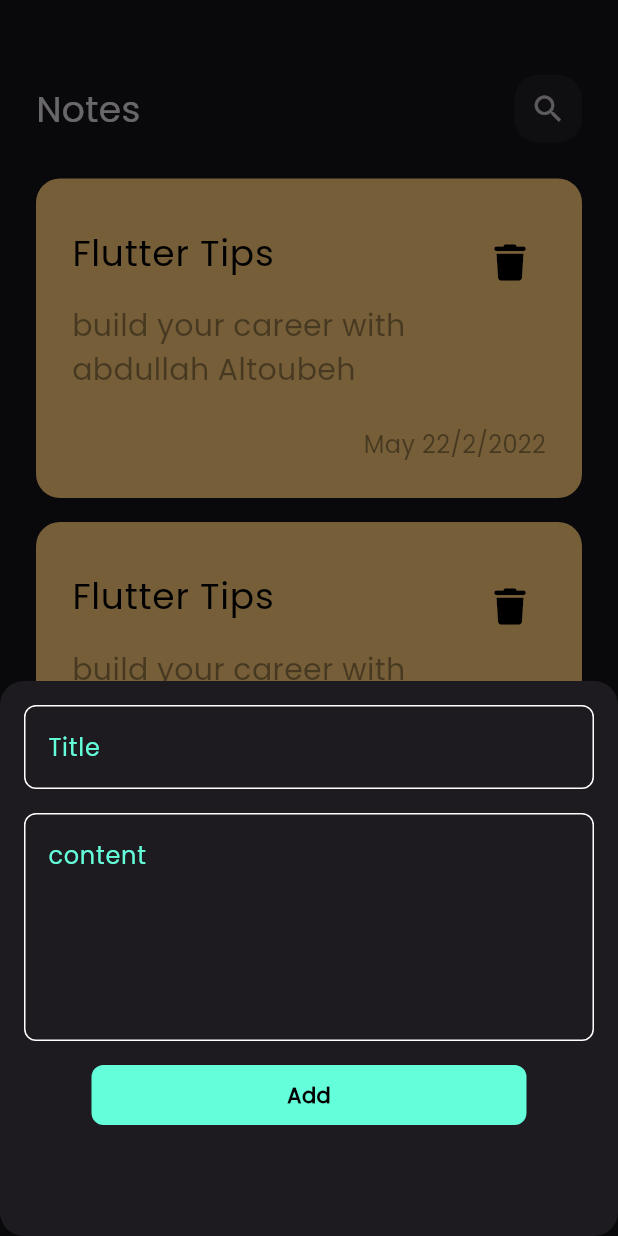
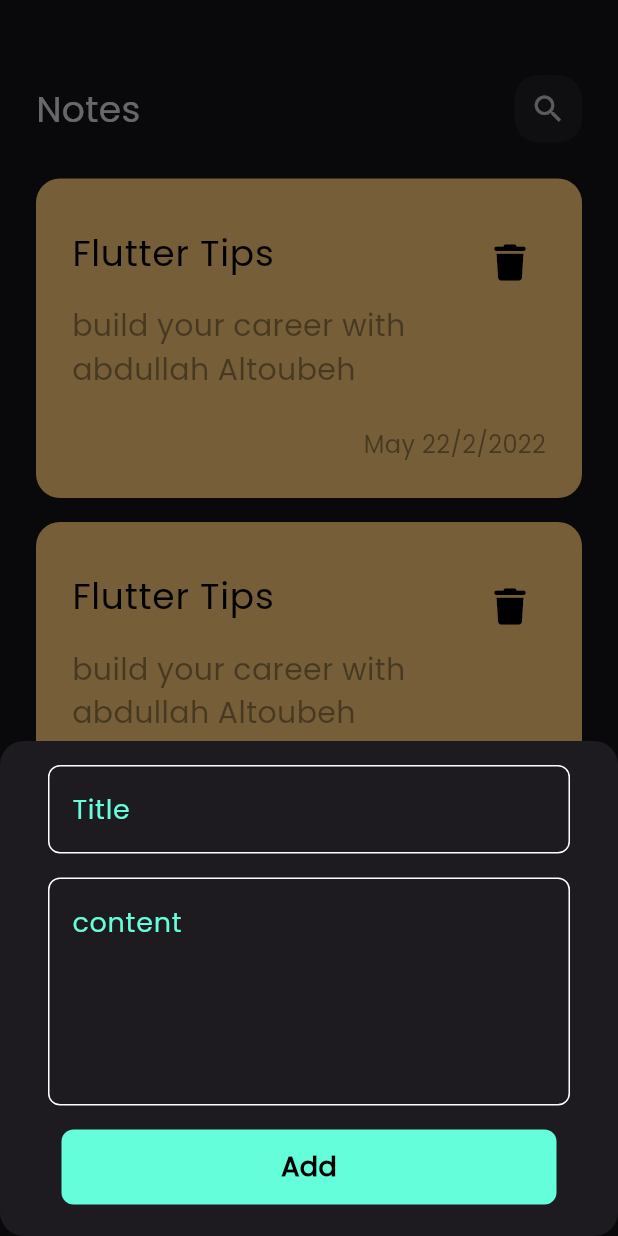
Before and after one commit to abdullahaltoubeh/nots_app, a Flutter app: the screen it shows after launch, after a tap on the "add" icon, on a phone screen of 412 x 824 dp. Run offline on Flutter 3.47's test engine with Material 3 defaults, Android fonts, the phone set to English and light mode, and no system bars; drawn by our look-alikes of modal_progress_hud_nsn; our stand-ins replace flutter_bloc, font_awesome_flutter, hive, hive_flutter; accounts and stored records are empty.

Commit message:
change AddNoteLoading

```diff
--- a/lib/views/widgets/add_note_form.dart
+++ b/lib/views/widgets/add_note_form.dart
@@ -1,5 +1,6 @@
 import 'package:flutter/material.dart';
 import 'package:flutter_bloc/flutter_bloc.dart';
+import 'package:nots_app/cubits/add_note_cubit/add_note_states.dart';
 import 'package:nots_app/models/note_model.dart';
 
 import '../../cubits/add_note_cubit/add_note_cubit.dart';
@@ -22,12 +23,12 @@ class _AddNoteFormState extends State<AddNoteForm> {
   String? title, subTitle;
 
   @override
-  Widget build( context) {
+  Widget build(context) {
     return Form(
       key: formKey,
       autovalidateMode: autovalidateMode,
       child: SizedBox(
-        height: 370,
+        height: 330,
         child: Column(
           // mainAxisAlignment: MainAxisAlignment.center,
           children: [
@@ -53,7 +54,10 @@ class _AddNoteFormState extends State<AddNoteForm> {
             const SizedBox(
               height: 16,
             ),
-            CutomElevatedButton(
+            BlocBuilder<AddNoteCubit,AddNoteStates>(
+              builder: (context, state) {
+                return CutomElevatedButton(
+                  isLoading: state is AddNoteLoading ? true : false,
                   onTap: () {
                     if (formKey.currentState!.validate()) {
                       formKey.currentState!.save();
@@ -68,7 +72,10 @@ class _AddNoteFormState extends State<AddNoteForm> {
                       setState(() {});
                     }
                   },
+                );
+              },
             ),
+
             const SizedBox(
               height: 10,
             )
--- a/lib/views/widgets/custom_button.dart
+++ b/lib/views/widgets/custom_button.dart
@@ -5,26 +5,33 @@ import '../../consts_file.dart';
 class CutomElevatedButton extends StatelessWidget {
   const CutomElevatedButton({
     super.key,
-    this.onTap,
+    this.onTap, this.isLoading=false,
   });
 
   final void Function()? onTap;
-
+  final isLoading ;
   @override
   Widget build(BuildContext context) {
     return GestureDetector(
       onTap: onTap,
       child: Container(
-        width: 290,
-        height: 40,
+
+        width: 330,
+        height: 50,
         decoration: BoxDecoration(
         color: kPrimaryColor,
         borderRadius: BorderRadius.circular(8)
         ),
-        child: const Center(
-            child: Text(
+
+        child: Center(
+            child: isLoading ?const SizedBox(height: 20,
+              width: 20,
+              child: CircularProgressIndicator(
+                color: Colors.black,
+              ),
+            ) :const Text(
           'Add',
-          style: TextStyle(color: Colors.black, fontWeight: FontWeight.bold),
+          style:  TextStyle(color: Colors.black, fontWeight: FontWeight.bold,fontSize: 18),
         )),
       ),
     );
--- a/lib/views/widgets/cutom_text_field.dart
+++ b/lib/views/widgets/cutom_text_field.dart
@@ -2,29 +2,30 @@ import 'package:flutter/material.dart';
 import 'package:nots_app/consts_file.dart';
 
 class CustomTextField extends StatelessWidget {
-  const  CustomTextField({super.key, required this.hint, this.maxLines = 1, this.onSaved});
+  const CustomTextField(
+      {super.key, required this.hint, this.maxLines = 1, this.onSaved});
 
   final String hint;
   final int maxLines;
   final void Function(String?)? onSaved;
+
   @override
   Widget build(BuildContext context) {
     return Padding(
       padding: const EdgeInsets.symmetric(horizontal: 16),
       child: TextFormField(
         onSaved: onSaved,
-        validator: (value){
-          if(value == null || value.isEmpty){
+        validator: (value) {
+          if (value == null || value.isEmpty) {
             return 'Field is required';
           }
           return null;
-
         },
         maxLines: maxLines,
         cursorColor: kPrimaryColor,
         decoration: InputDecoration(
           hintText: hint,
-          hintStyle: const TextStyle(color: kPrimaryColor),
+          hintStyle: const TextStyle(color: kPrimaryColor, fontSize: 18),
           border: buildBorder(),
           enabledBorder: buildBorder(Colors.white),
           focusedBorder: buildBorder(kPrimaryColor),
--- a/lib/views/widgets/show_bottom_sheet.dart
+++ b/lib/views/widgets/show_bottom_sheet.dart
@@ -1,6 +1,5 @@
 import 'package:flutter/material.dart';
 import 'package:flutter_bloc/flutter_bloc.dart';
-import 'package:modal_progress_hud_nsn/modal_progress_hud_nsn.dart';
 import 'package:nots_app/cubits/add_note_cubit/add_note_cubit.dart';
 import 'package:nots_app/cubits/add_note_cubit/add_note_states.dart';
 
@@ -21,11 +20,15 @@ class ShowBottomSheet extends StatelessWidget {
             Navigator.pop(context);
           }
         },
-        builder: (context, state) {
-          return ModalProgressHUD(
-              inAsyncCall: state is AddNoteLoading ? true : false,
-              child: const SingleChildScrollView(child: AddNoteForm()));
-        },
+          builder: (context,state){
+      return AbsorbPointer(
+        absorbing: state is AddNoteLoading? true : false,
+        child: const Padding(
+        padding: EdgeInsets.symmetric(horizontal: 16.0),
+        child: SingleChildScrollView(child: AddNoteForm()),
+        ),
+      );
+      }
       ),
     );
   }
```
Lines whose indentation alone changed are shown as unchanged.
